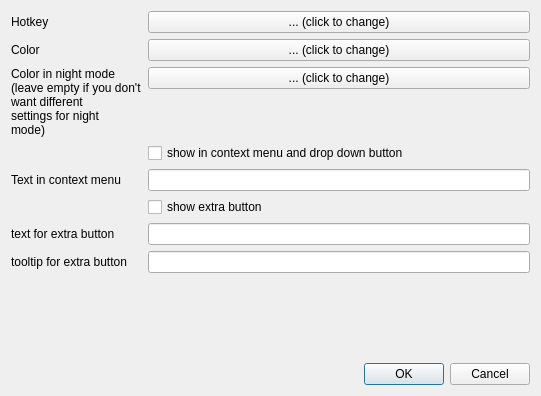
Above: designer/settings_forecolor_bgcolor_class.ui from ijgnd/anki__editor__apply__font_color__background_color__custom_class__custom_style before the change. Below: the same form after it.
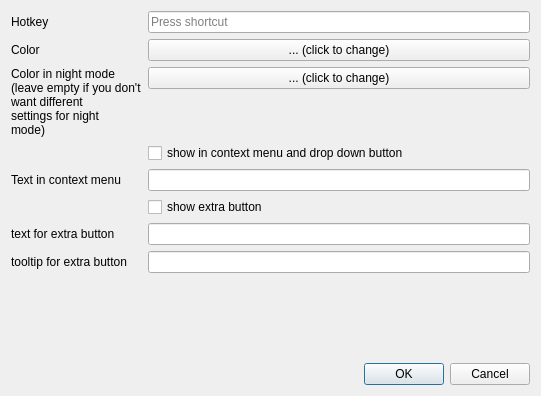
That is the form after the change.

Commit message: Replace custom shortcut dialog with QKeySequence

The edit to the form file:
```diff
--- a/designer/settings_forecolor_bgcolor_class.ui
+++ b/designer/settings_forecolor_bgcolor_class.ui
@@ -23,13 +23,6 @@
        </property>
       </widget>
      </item>
-     <item row="0" column="1">
-      <widget class="QPushButton" name="pb_hotkeyset">
-       <property name="text">
-        <string>... (click to change)</string>
-       </property>
-      </widget>
-     </item>
      <item row="1" column="0">
       <widget class="QLabel" name="label_2">
        <property name="text">
@@ -124,6 +117,9 @@
        </property>
       </widget>
      </item>
+     <item row="0" column="1">
+      <widget class="QKeySequenceEdit" name="hotkey"/>
+     </item>
     </layout>
    </item>
    <item row="1" column="0">
```
The commit also changes 15 other files.
